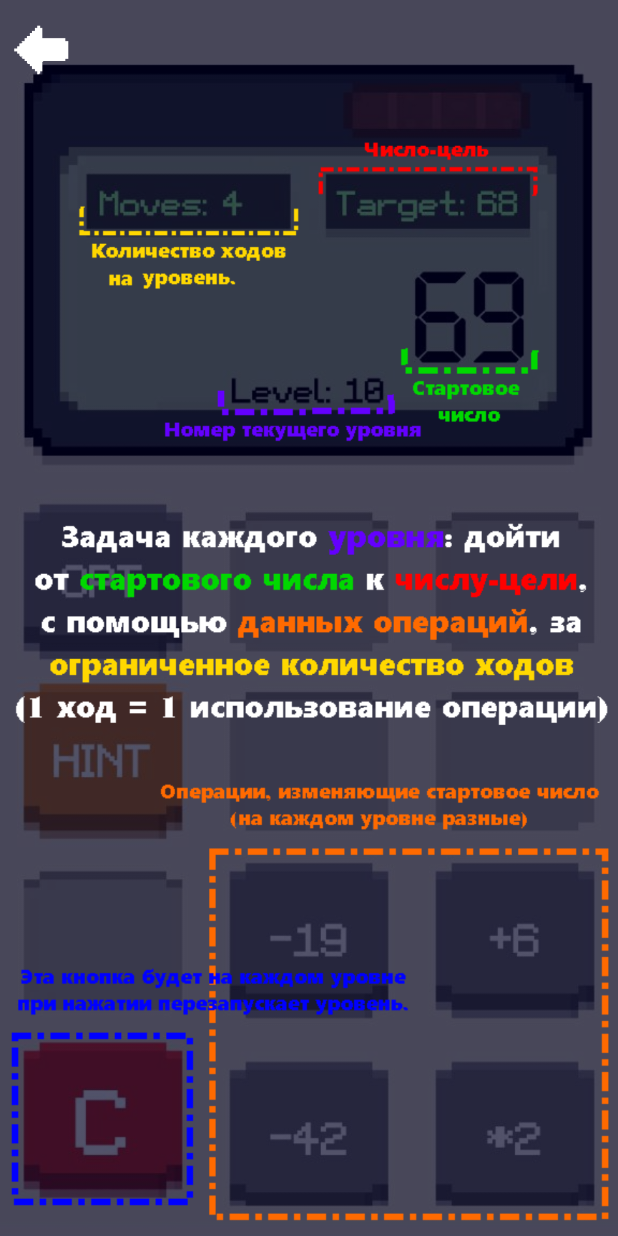
After one commit to Alnoerr/CalculatronGame, an Android app built with Jetpack Compose: the GuideScreen screen opened through its navigation route, on a phone screen of 412 x 824 dp. The commit adds this screen. Run offline under Robolectric (Android 15) with nearby library versions, the phone set to English and light mode, and no system bars.

Commit message:
Guide screen rewrite in compose

```diff
--- /dev/null
+++ b/app/src/main/java/com/xren/calculatorgame/CalculatronGameNavGraph.kt
@@ -0,0 +1,101 @@
+package com.xren.calculatorgame
+
+import android.content.Intent
+import androidx.annotation.StringRes
+import androidx.compose.material3.CenterAlignedTopAppBar
+import androidx.compose.material3.ExperimentalMaterial3Api
+import androidx.compose.material3.Icon
+import androidx.compose.material3.IconButton
+import androidx.compose.material3.Text
+import androidx.compose.material3.TopAppBarDefaults
+import androidx.compose.runtime.Composable
+import androidx.compose.ui.Modifier
+import androidx.compose.ui.graphics.Color
+import androidx.compose.ui.platform.LocalContext
+import androidx.compose.ui.res.painterResource
+import androidx.compose.ui.res.stringResource
+import androidx.compose.ui.tooling.preview.Preview
+import androidx.navigation.NavHostController
+import androidx.navigation.compose.NavHost
+import androidx.navigation.compose.composable
+import androidx.navigation.compose.rememberNavController
+import com.xren.calculatorgame.ui.screen.GuideScreen
+import com.xren.calculatorgame.ui.screen.StartScreen
+import com.xren.calculatorgame.ui.theme.CalculatorGameTheme
+
+enum class CalculatronDestinations {
+    Start, Guide, Levels, Game
+}
+
+@Composable
+fun CalculatronGameNavGraph(
+    navController: NavHostController = rememberNavController()
+) {
+    val context = LocalContext.current
+
+    NavHost(
+        navController = navController,
+        startDestination = CalculatronDestinations.Start.name
+    ) {
+        composable(route = CalculatronDestinations.Start.name) {
+            StartScreen(
+                onStartGameClick = {
+                    context.startActivity(Intent(context, LevelsActivity::class.java))
+                },
+                onClearProgressClick = {
+//                val save = getSharedPreferences("Save", MODE_PRIVATE)
+//                val editor: SharedPreferences.Editor = save.edit()
+//                editor.putInt("level", 1)
+//                editor.apply()
+                },
+                onGuideClick = {
+                    navController.navigate(CalculatronDestinations.Guide.name)
+                }
+            )
+        }
+
+        composable(route = CalculatronDestinations.Guide.name) {
+            GuideScreen(onNavigateBack = navController::navigateUp)
+        }
+
+//        composable(route = CalculatronDestinations.Levels.name) {
+//            LevelsScreen({})
+//        }
+    }
+}
+
+@OptIn(ExperimentalMaterial3Api::class)
+@Composable
+fun CalculatronGameTopBar(
+    onNavigateBack: () -> Unit,
+    modifier: Modifier = Modifier,
+    @StringRes title: Int? = null
+) {
+    CenterAlignedTopAppBar(
+        title = { if (title != null) Text(stringResource(title)) },
+        colors = TopAppBarDefaults.topAppBarColors(containerColor = Color.Transparent),
+        modifier = modifier,
+        navigationIcon = {
+            IconButton(
+                onClick = onNavigateBack
+            ) {
+                Icon(
+                    painter = painterResource(R.drawable.arrow_left),
+                    contentDescription = stringResource(R.string.navigate_back),
+                    tint = Color.White
+                )
+            }
+        }
+    )
+}
+
+@Preview
+@Composable
+private fun CalculatronGameTopBarPreview() {
+    CalculatorGameTheme {
+        CalculatronGameTopBar(
+            onNavigateBack = {},
+            title = R.string.levels_title
+        )
+    }
+}
--- a/app/src/main/java/com/xren/calculatorgame/MainActivity.kt
+++ b/app/src/main/java/com/xren/calculatorgame/MainActivity.kt
@@ -12,7 +12,7 @@ class MainActivity : ComponentActivity() {
         enableEdgeToEdge()
         setContent {
             CalculatorGameTheme {
-                CalculatorGameApp()
+                CalculatronGameNavGraph()
             }
         }
     }
--- /dev/null
+++ b/app/src/main/java/com/xren/calculatorgame/ui/screen/GuideScreen.kt
@@ -0,0 +1,38 @@
+package com.xren.calculatorgame.ui.screen
+
+import androidx.compose.foundation.Image
+import androidx.compose.foundation.layout.Box
+import androidx.compose.foundation.layout.fillMaxSize
+import androidx.compose.runtime.Composable
+import androidx.compose.ui.Modifier
+import androidx.compose.ui.layout.ContentScale
+import androidx.compose.ui.res.painterResource
+import androidx.compose.ui.tooling.preview.Preview
+import com.xren.calculatorgame.CalculatronGameTopBar
+import com.xren.calculatorgame.R
+import com.xren.calculatorgame.ui.theme.CalculatorGameTheme
+
+@Composable
+fun GuideScreen(
+    onNavigateBack: () -> Unit,
+    modifier: Modifier = Modifier
+) {
+    Box(modifier = modifier) {
+        Image(
+            painter = painterResource(R.drawable.calculator_help),
+            contentDescription = null,
+            contentScale = ContentScale.FillBounds,
+            modifier = Modifier
+                .fillMaxSize()
+        )
+        CalculatronGameTopBar(onNavigateBack)
+    }
+}
+
+@Preview
+@Composable
+private fun GuideScreenPreview() {
+    CalculatorGameTheme {
+        GuideScreen({})
+    }
+}
--- a/app/src/main/java/com/xren/calculatorgame/ui/screen/StartScreen.kt
+++ b/app/src/main/java/com/xren/calculatorgame/ui/screen/StartScreen.kt
@@ -1,6 +1,5 @@
 package com.xren.calculatorgame.ui.screen
 
-import android.content.Intent
 import android.view.MotionEvent
 import androidx.annotation.StringRes
 import androidx.compose.foundation.background
@@ -8,9 +7,9 @@ import androidx.compose.foundation.layout.Arrangement
 import androidx.compose.foundation.layout.Column
 import androidx.compose.foundation.layout.Row
 import androidx.compose.foundation.layout.Spacer
-import androidx.compose.foundation.layout.defaultMinSize
 import androidx.compose.foundation.layout.fillMaxSize
 import androidx.compose.foundation.layout.height
+import androidx.compose.foundation.layout.size
 import androidx.compose.material3.MaterialTheme
 import androidx.compose.material3.Surface
 import androidx.compose.material3.Text
@@ -25,24 +24,25 @@ import androidx.compose.ui.Modifier
 import androidx.compose.ui.draw.paint
 import androidx.compose.ui.input.pointer.pointerInteropFilter
 import androidx.compose.ui.layout.ContentScale
-import androidx.compose.ui.platform.LocalContext
 import androidx.compose.ui.res.painterResource
 import androidx.compose.ui.res.stringResource
 import androidx.compose.ui.semantics.Role
 import androidx.compose.ui.semantics.role
 import androidx.compose.ui.semantics.semantics
 import androidx.compose.ui.tooling.preview.Preview
+import androidx.compose.ui.unit.Dp
 import androidx.compose.ui.unit.dp
-import com.xren.calculatorgame.GuideActivity
-import com.xren.calculatorgame.LevelsActivity
 import com.xren.calculatorgame.R
 import com.xren.calculatorgame.ui.theme.Bone
 import com.xren.calculatorgame.ui.theme.CalculatorGameTheme
 
 @Composable
-fun StartScreen(modifier: Modifier = Modifier) {
-    val context = LocalContext.current
-
+fun StartScreen(
+    onStartGameClick: () -> Unit,
+    onClearProgressClick: () -> Unit,
+    onGuideClick: () -> Unit,
+    modifier: Modifier = Modifier
+) {
     Column(
         verticalArrangement = Arrangement.Center,
         horizontalAlignment = Alignment.CenterHorizontally,
@@ -59,26 +59,24 @@ fun StartScreen(modifier: Modifier = Modifier) {
 
         CalculatronButton(
             text = R.string.start_game,
-            onClick = { context.startActivity(Intent(context, LevelsActivity::class.java)) }
+            onClick = onStartGameClick,
+            width = 256.dp
         )
 
         Spacer(Modifier.height(32.dp))
 
         CalculatronButton(
             text = R.string.clear_progress,
-            onClick = {
-//                val save = getSharedPreferences("Save", MODE_PRIVATE)
-//                val editor: SharedPreferences.Editor = save.edit()
-//                editor.putInt("level", 1)
-//                editor.apply()
-            }
+            onClick = onClearProgressClick,
+            width = 256.dp
         )
 
         Spacer(Modifier.height(32.dp))
 
         CalculatronButton(
             text = R.string.how_to_play,
-            onClick = { context.startActivity(Intent(context, GuideActivity::class.java)) }
+            onClick = onGuideClick,
+            width = 256.dp
         )
     }
 }
@@ -88,7 +86,9 @@ fun StartScreen(modifier: Modifier = Modifier) {
 fun CalculatronButton(
     @StringRes text: Int,
     onClick: () -> Unit,
-    modifier: Modifier = Modifier
+    modifier: Modifier = Modifier,
+    width: Dp = 100.dp,
+    height: Dp = 100.dp
 ) {
     var pressed by remember { mutableStateOf(false) }
 
@@ -110,9 +110,9 @@ fun CalculatronButton(
                 }
                 true
             }
-            .defaultMinSize(
-                minWidth = 256.dp,
-                minHeight = 100.dp
+            .size(
+                width = width,
+                height = height
             )
             .paint(
                 painter = painterResource(
@@ -136,7 +136,7 @@ fun CalculatronButton(
 private fun StartScreenPreview() {
     CalculatorGameTheme {
         Surface {
-            StartScreen()
+            StartScreen({}, {}, {})
         }
     }
 }
@@ -147,7 +147,8 @@ private fun CalculatronButtonPreview() {
     CalculatorGameTheme {
         CalculatronButton(
             text = R.string.start_game,
-            onClick = {}
+            onClick = {},
+            width = 256.dp
         )
     }
 }
```
Also changed, not shown: app/src/main/java/com/xren/calculatorgame/CalculatorGameApp.kt (deleted, +0 -9 lines).
